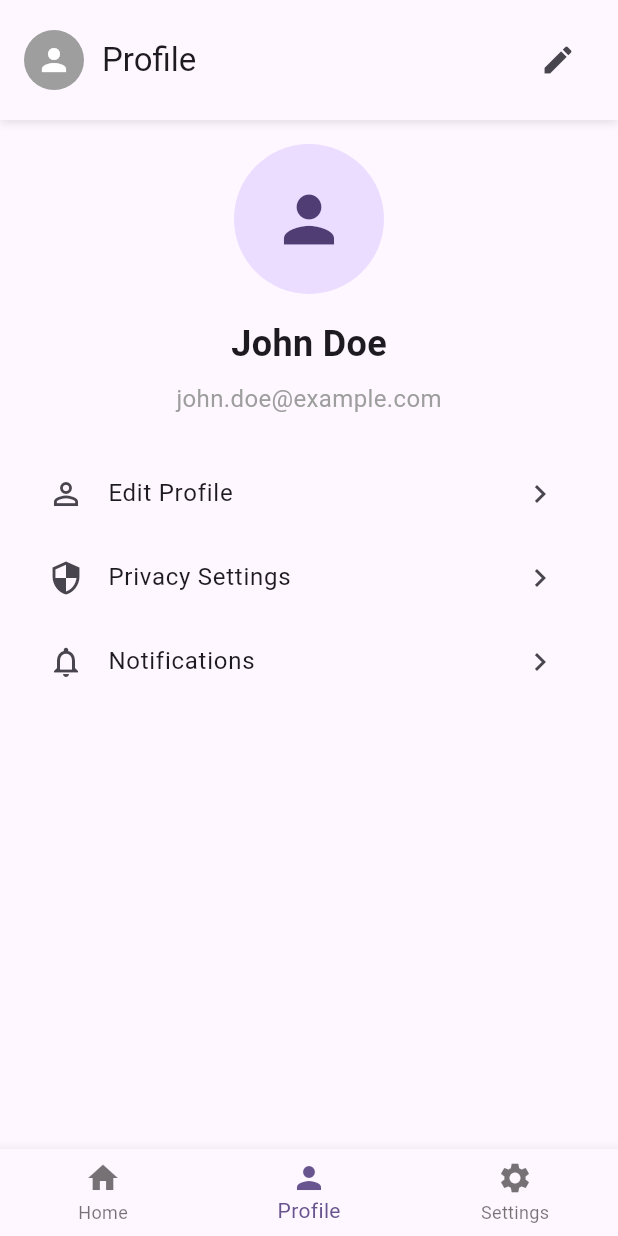
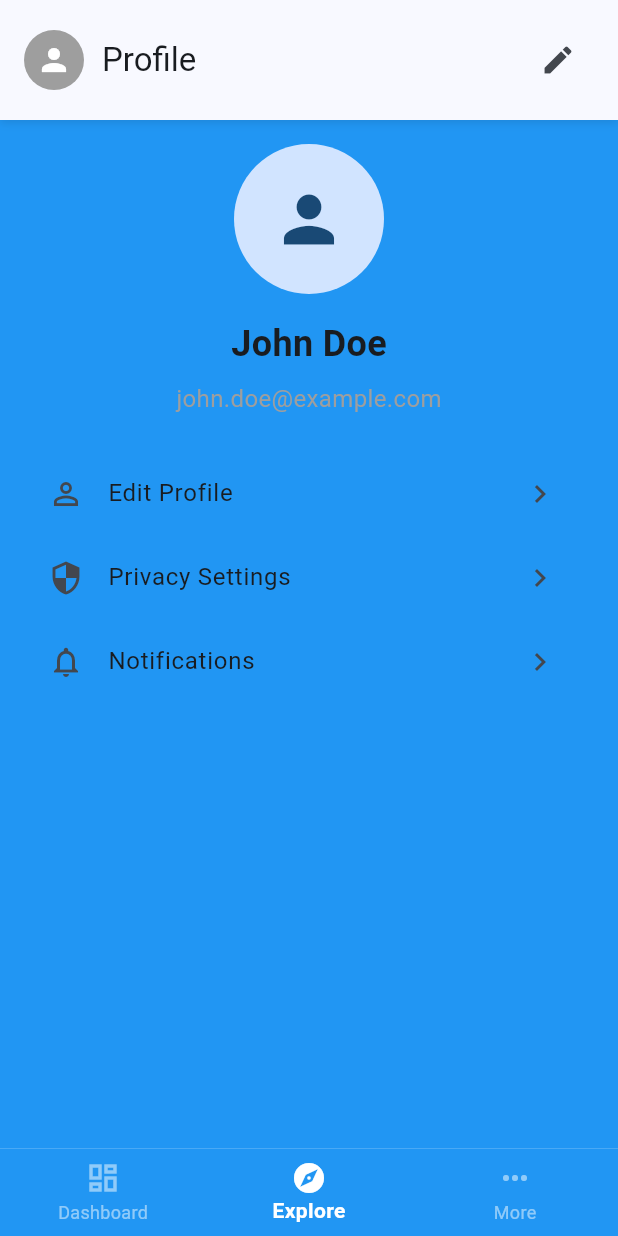
Before and after one commit to patabudlong/flutter_starter_mobile_app, a Flutter app: the screen it shows after launch, item 2 of the bottom bar chosen, after a tap on the "person" icon, on a phone screen of 412 x 824 dp. Run offline on Flutter 3.47's test engine with Material 3 defaults, Android fonts, the phone set to English and light mode, and no system bars; our stand-ins replace flutter_dotenv.

Commit message:
fix(nav): improve bottom navigation visibility
- Update selected item color to white
- Set unselected items to semi-transparent white
- Add different icons for selected/unselected states
- Fix navigation bar type to prevent shifting

```diff
--- a/lib/main.dart
+++ b/lib/main.dart
@@ -16,8 +16,19 @@ class MyApp extends StatelessWidget {
     return MaterialApp(
       title: 'Flutter Demo',
       theme: ThemeData(
-        colorScheme: ColorScheme.fromSeed(seedColor: Colors.deepPurple),
         useMaterial3: true,
+        colorScheme: ColorScheme.fromSeed(
+          seedColor: const Color(0xFF2196F3), // Material Blue
+          primary: const Color(0xFF2196F3),
+          secondary: const Color(0xFF1565C0),
+          background: const Color(0xFF1565C0),
+        ),
+        scaffoldBackgroundColor: const Color(0xFF2196F3),
+        bottomNavigationBarTheme: const BottomNavigationBarThemeData(
+          backgroundColor: Colors.white,
+          selectedItemColor: Color(0xFF2196F3),
+          unselectedItemColor: Colors.grey,
+        ),
       ),
       home: const MainScreen(),
     );
--- a/lib/screens/home_screen.dart
+++ b/lib/screens/home_screen.dart
@@ -1,5 +1,4 @@
 import 'package:flutter/material.dart';
-import 'package:flutter_starter_mobile_app/widgets/base_layout.dart';
 import 'package:flutter_dotenv/flutter_dotenv.dart';
 
 class HomeScreen extends StatelessWidget {
@@ -7,22 +6,102 @@ class HomeScreen extends StatelessWidget {
 
   @override
   Widget build(BuildContext context) {
-    return BaseLayout(
-      title: 'Home',
-      showCustomHeader: true,
-      showProfilePicture: true,
-      actions: const [
-        IconButton(
-          icon: Icon(Icons.notifications),
-          onPressed: null,
+    return Container(
+      decoration: const BoxDecoration(
+        gradient: LinearGradient(
+          begin: Alignment.topCenter,
+          end: Alignment.bottomCenter,
+          colors: [
+            Color(0xFF00BCD4), // Lighter blue at top
+            Color(0xFF1565C0), // Darker blue at bottom
+          ],
         ),
-        IconButton(
-          icon: Icon(Icons.settings),
-          onPressed: null,
+      ),
+      child: Scaffold(
+        backgroundColor: Colors.transparent,
+        appBar: AppBar(
+          backgroundColor: Colors.transparent,
+          elevation: 0,
+          title: Row(
+            children: [
+              Container(
+                decoration: BoxDecoration(
+                  shape: BoxShape.circle,
+                  color: Colors.white.withOpacity(0.2),
+                ),
+                padding: const EdgeInsets.all(10),
+                child: const Icon(
+                  Icons.person,
+                  color: Colors.white,
+                  size: 24,
+                ),
+              ),
+              const SizedBox(width: 10),
+              Column(
+                crossAxisAlignment: CrossAxisAlignment.start,
+                children: [
+                  const Text(
+                    'Welcome back,',
+                    style: TextStyle(
+                      color: Colors.white,
+                      fontSize: 14,
+                    ),
+                  ),
+                  Text(
+                    '${dotenv.env['APP_NAME'] ?? 'Your App'}',
+                    style: const TextStyle(
+                      color: Colors.white,
+                      fontSize: 16,
+                      fontWeight: FontWeight.bold,
+                    ),
+                  ),
+                ],
+              ),
+            ],
+          ),
+          actions: [
+            Stack(
+              children: [
+                IconButton(
+                  icon: const Icon(Icons.mail_outline, color: Colors.white),
+                  onPressed: () {},
+                ),
+                Positioned(
+                  right: 8,
+                  top: 8,
+                  child: Container(
+                    padding: const EdgeInsets.all(4),
+                    decoration: const BoxDecoration(
+                      color: Colors.red,
+                      shape: BoxShape.circle,
+                    ),
+                    child: const Text(
+                      '3',
+                      style: TextStyle(
+                        color: Colors.white,
+                        fontSize: 10,
+                      ),
+                    ),
+                  ),
+                ),
+              ],
+            ),
+            IconButton(
+              icon: const Icon(Icons.qr_code_scanner, color: Colors.white),
+              onPressed: () {},
+            ),
+          ],
         ),
-      ],
-      child: Center(
-        child: Text('Welcome to ${dotenv.env['APP_NAME'] ?? 'Your App'}'),
+        body: const Center(
+          child: Text(
+            'Explore',
+            style: TextStyle(
+              color: Colors.white,
+              fontSize: 32,
+              fontWeight: FontWeight.bold,
+            ),
+          ),
+        ),
       ),
     );
   }
--- a/lib/screens/main_screen.dart
+++ b/lib/screens/main_screen.dart
@@ -21,14 +21,8 @@ class _MainScreenState extends State<MainScreen> {
     _screens = [
       const HomeScreen(),
       const ProfileScreen(),
-      const Placeholder(), // Placeholder for Settings screen
+      const Placeholder(), // For More screen
     ];
-  }
-
-  void _onItemTapped(int index) {
-    setState(() {
-      _selectedIndex = index;
-    });
   }
 
   @override
@@ -38,23 +32,39 @@ class _MainScreenState extends State<MainScreen> {
         index: _selectedIndex,
         children: _screens,
       ),
-      bottomNavigationBar: BottomNavigationBar(
+      bottomNavigationBar: Container(
+        decoration: const BoxDecoration(
+          border: Border(
+            top: BorderSide(color: Colors.white24, width: 0.5),
+          ),
+        ),
+        child: BottomNavigationBar(
           currentIndex: _selectedIndex,
-        onTap: _onItemTapped,
+          onTap: (index) => setState(() => _selectedIndex = index),
+          backgroundColor: Colors.transparent,
+          elevation: 0,
+          selectedItemColor: Colors.white,
+          unselectedItemColor: Colors.white.withOpacity(0.5),
+          selectedLabelStyle: const TextStyle(fontWeight: FontWeight.bold),
+          type: BottomNavigationBarType.fixed,
           items: const [
             BottomNavigationBarItem(
-            icon: Icon(Icons.home),
-            label: 'Home',
+              icon: Icon(Icons.dashboard_outlined),
+              activeIcon: Icon(Icons.dashboard),
+              label: 'Dashboard',
             ),
             BottomNavigationBarItem(
-            icon: Icon(Icons.person),
-            label: 'Profile',
+              icon: Icon(Icons.explore_outlined),
+              activeIcon: Icon(Icons.explore),
+              label: 'Explore',
             ),
             BottomNavigationBarItem(
-            icon: Icon(Icons.settings),
-            label: 'Settings',
+              icon: Icon(Icons.more_horiz),
+              activeIcon: Icon(Icons.more_horiz),
+              label: 'More',
             ),
           ],
+        ),
       ),
     );
   }
--- a/pubspec.yaml
+++ b/pubspec.yaml
@@ -61,6 +61,7 @@ flutter:
   # To add assets to your application, add an assets section, like this:
   assets:
     - .env
+    - assets/images/profile.png
     # ... other assets ...
 
   # An image asset can refer to one or more resolution-specific "variants", see
```
Lines whose indentation alone changed are shown as unchanged.
